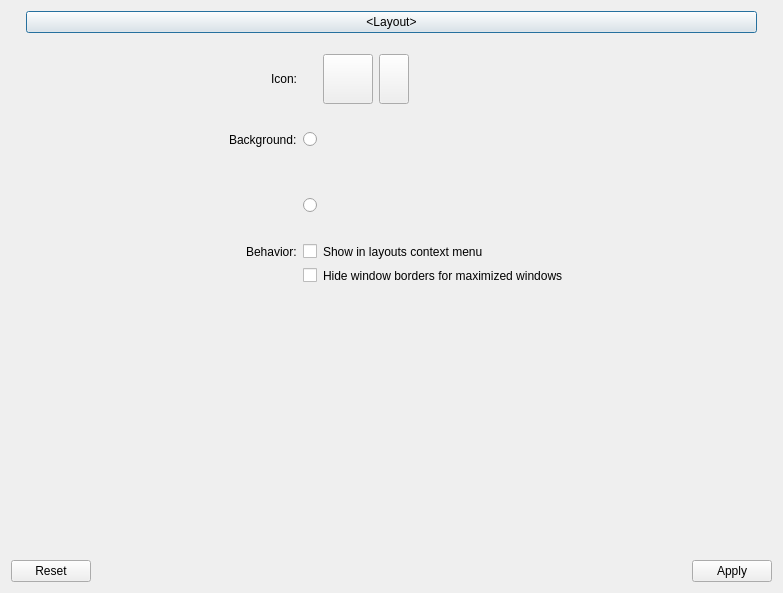
Qt form app/settings/dialogs/detailsdialog.ui (KDE/latte-dock) before a commit.
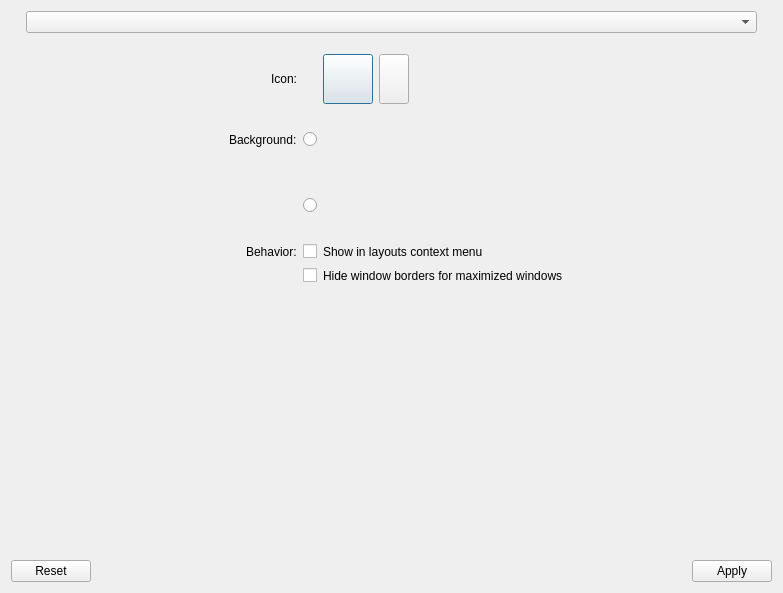
The same form after that commit. Icons and pictures are not drawn. Custom widgets are drawn as their Qt base class.

Commit message: update details window info when changing layouts

What changed in the file:
```diff
--- a/app/settings/dialogs/detailsdialog.ui
+++ b/app/settings/dialogs/detailsdialog.ui
@@ -35,11 +35,7 @@
      <item>
       <layout class="QVBoxLayout" name="verticalLayout_2">
        <item>
-        <widget class="QPushButton" name="layoutBtn">
-         <property name="text">
-          <string notr="true">&lt;Layout&gt;</string>
-         </property>
-        </widget>
+        <widget class="QComboBox" name="layoutsCmb"/>
        </item>
        <item>
         <spacer name="verticalSpacer">
```
The commit also changes 6 other files.
